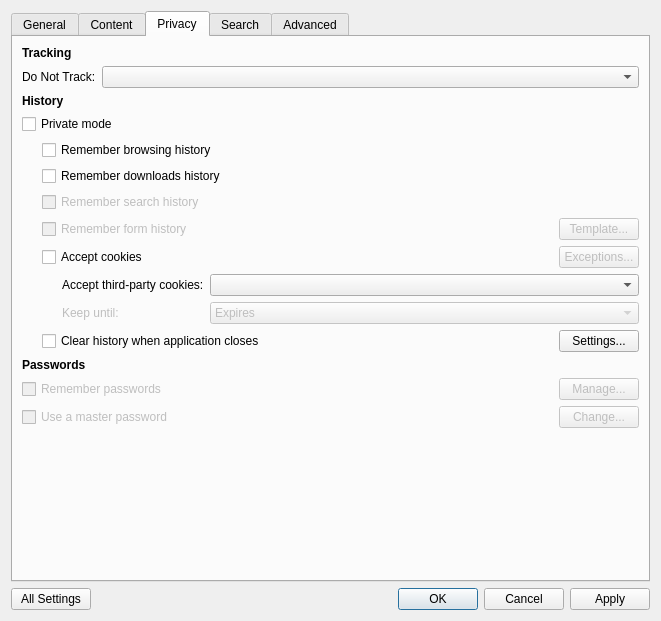
The window that src/ui/PreferencesDialog.ui (OtterBrowser/otter-browser) describes before a commit, drawn with Qt 5.
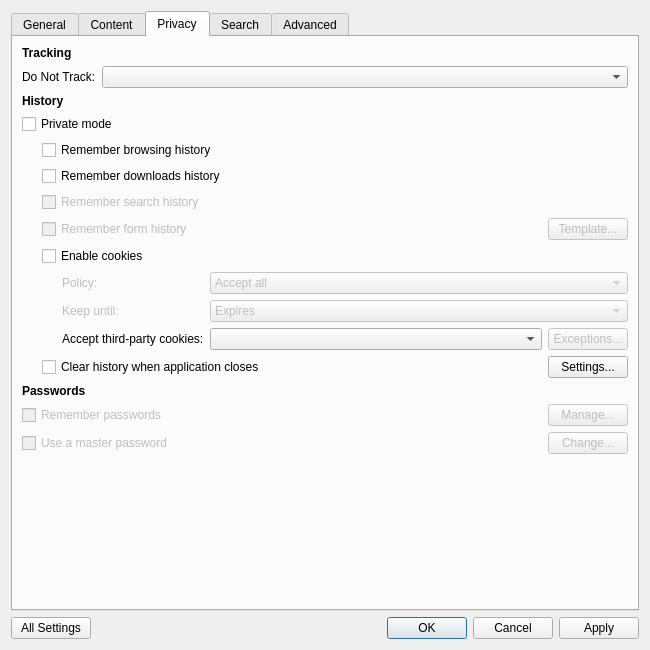
The same window after the commit. The open tabs and pages were chosen to show the change. Custom widgets are drawn as their Qt base class.

Commit message: Redesign a bit cookies options, hopefully keeping them clear for regular users while giving more power to experienced users, references #463

Diff of the .ui file:
```diff
--- a/src/ui/PreferencesDialog.ui
+++ b/src/ui/PreferencesDialog.ui
@@ -9,8 +9,8 @@
    <rect>
     <x>0</x>
     <y>0</y>
-    <width>661</width>
-    <height>621</height>
+    <width>650</width>
+    <height>650</height>
    </rect>
   </property>
   <property name="windowTitle">
@@ -826,30 +826,7 @@
               <item>
                <widget class="QCheckBox" name="acceptCookiesCheckBox">
                 <property name="text">
-                 <string>Accept cookies</string>
-                </property>
-               </widget>
-              </item>
-              <item>
-               <spacer name="acceptCookiesSpacer">
-                <property name="orientation">
-                 <enum>Qt::Horizontal</enum>
-                </property>
-                <property name="sizeHint" stdset="0">
-                 <size>
-                  <width>40</width>
-                  <height>20</height>
-                 </size>
-                </property>
-               </spacer>
-              </item>
-              <item>
-               <widget class="QPushButton" name="cookiesExceptionsButton">
-                <property name="enabled">
-                 <bool>false</bool>
-                </property>
-                <property name="text">
-                 <string>Exceptions...</string>
+                 <string>Enable cookies</string>
                 </property>
                </widget>
               </item>
@@ -876,6 +853,9 @@
               <item>
                <widget class="QWidget" name="cookiesWidget" native="true">
                 <layout class="QFormLayout" name="cookiesLayout">
+                 <property name="fieldGrowthPolicy">
+                  <enum>QFormLayout::AllNonFixedFieldsGrow</enum>
+                 </property>
                  <property name="leftMargin">
                   <number>0</number>
                  </property>
@@ -888,16 +868,6 @@
                  <property name="bottomMargin">
                   <number>0</number>
                  </property>
-                 <item row="0" column="0">
-                  <widget class="QLabel" name="thirdPartyCookiesLabel">
-                   <property name="text">
-                    <string>Accept third-party cookies:</string>
-                   </property>
-                   <property name="buddy">
-                    <cstring>thirdPartyCookiesComboBox</cstring>
-                   </property>
-                  </widget>
-                 </item>
                  <item row="1" column="0">
                   <widget class="QLabel" name="keepCookiesUntilLabel">
                    <property name="enabled">
@@ -911,9 +881,6 @@
                    </property>
                   </widget>
                  </item>
-                 <item row="0" column="1">
-                  <widget class="QComboBox" name="thirdPartyCookiesComboBox"/>
-                 </item>
                  <item row="1" column="1">
                   <widget class="QComboBox" name="keepCookiesUntilComboBox">
                    <property name="enabled">
@@ -936,6 +903,75 @@
                    </item>
                   </widget>
                  </item>
+                 <item row="2" column="0">
+                  <widget class="QLabel" name="thirdPartyCookiesLabel">
+                   <property name="text">
+                    <string>Accept third-party cookies:</string>
+                   </property>
+                   <property name="buddy">
+                    <cstring>thirdPartyCookiesComboBox</cstring>
+                   </property>
+                  </widget>
+                 </item>
+                 <item row="2" column="1">
+                  <layout class="QHBoxLayout" name="thirdPartyCookiesLayout">
+                   <item>
+                    <widget class="QComboBox" name="thirdPartyCookiesComboBox">
+                     <property name="sizePolicy">
+                      <sizepolicy hsizetype="Expanding" vsizetype="Fixed">
+                       <horstretch>0</horstretch>
+                       <verstretch>0</verstretch>
+                      </sizepolicy>
+                     </property>
+                    </widget>
+                   </item>
+                   <item>
+                    <widget class="QPushButton" name="thirdPartyCookiesExceptionsButton">
+                     <property name="enabled">
+                      <bool>false</bool>
+                     </property>
+                     <property name="text">
+                      <string>Exceptions...</string>
+                     </property>
+                    </widget>
+                   </item>
+                  </layout>
+                 </item>
+                 <item row="0" column="0">
+                  <widget class="QLabel" name="cookiesPolicyLabel">
+                   <property name="enabled">
+                    <bool>false</bool>
+                   </property>
+                   <property name="text">
+                    <string>Policy:</string>
+                   </property>
+                   <property name="buddy">
+                    <cstring>cookiesPolicyComboBox</cstring>
+                   </property>
+                  </widget>
+                 </item>
+                 <item row="0" column="1">
+                  <widget class="QComboBox" name="cookiesPolicyComboBox">
+                   <property name="enabled">
+                    <bool>false</bool>
+                   </property>
+                   <item>
+                    <property name="text">
+                     <string>Accept all</string>
+                    </property>
+                   </item>
+                   <item>
+                    <property name="text">
+                     <string>Allow to only read existing</string>
+                    </property>
+                   </item>
+                   <item>
+                    <property name="text">
+                     <string>Allow to modify existing</string>
+                    </property>
+                   </item>
+                  </widget>
+                 </item>
                 </layout>
                </widget>
               </item>
```
Left out of the diff: 11 changed lines with no effect on the pictures. The commit also changes 1 other file.
